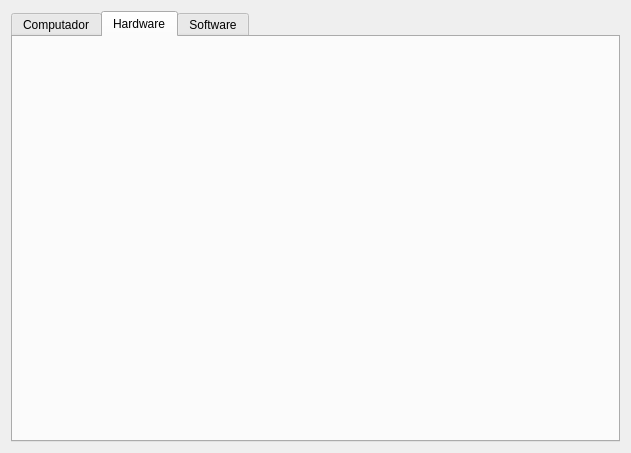
Old version of the form cacic-ui/widget.ui in the repository lightbase/cacic-agente.
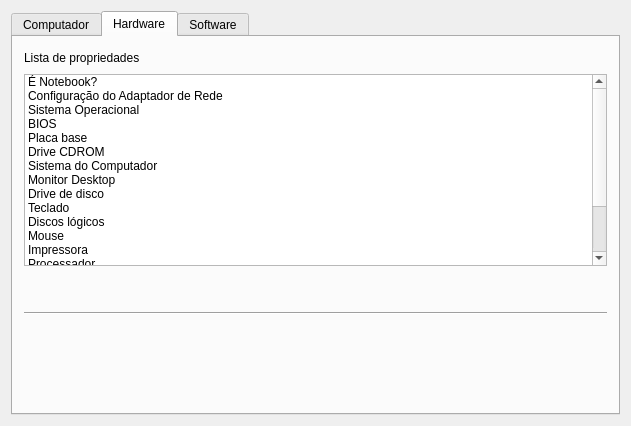
New version of the form. The open tabs and pages were chosen to show the change. Icons and pictures are not drawn.

Commit message: Implementa aba de Hardware no CacicUi.

The edit to the form file:
```diff
--- a/cacic-ui/widget.ui
+++ b/cacic-ui/widget.ui
@@ -7,7 +7,7 @@
     <x>0</x>
     <y>0</y>
     <width>631</width>
-    <height>453</height>
+    <height>426</height>
    </rect>
   </property>
   <property name="windowTitle">
@@ -17,8 +17,8 @@
    <iconset resource="resource.qrc">
     <normaloff>:/icon/cacic-logo.png</normaloff>:/icon/cacic-logo.png</iconset>
   </property>
-  <layout class="QVBoxLayout" name="verticalLayout_3">
-   <item>
+  <layout class="QGridLayout" name="gridLayout">
+   <item row="0" column="0">
     <widget class="QTabWidget" name="tabWidget">
      <property name="sizePolicy">
       <sizepolicy hsizetype="Preferred" vsizetype="Preferred">
@@ -325,6 +325,251 @@
       <attribute name="title">
        <string>Hardware</string>
       </attribute>
+      <layout class="QVBoxLayout" name="verticalLayout_9">
+       <item>
+        <layout class="QVBoxLayout" name="verticalLayout_6">
+         <item>
+          <layout class="QHBoxLayout" name="horizontalLayout_6">
+           <item>
+            <widget class="QLabel" name="labelHardwareProperties">
+             <property name="text">
+              <string>Lista de propriedades</string>
+             </property>
+            </widget>
+           </item>
+           <item>
+            <spacer name="horizontalSpacer_7">
+             <property name="orientation">
+              <enum>Qt::Horizontal</enum>
+             </property>
+             <property name="sizeHint" stdset="0">
+              <size>
+               <width>40</width>
+               <height>20</height>
+              </size>
+             </property>
+            </spacer>
+           </item>
+          </layout>
+         </item>
+         <item>
+          <layout class="QHBoxLayout" name="horizontalLayout_5">
+           <item>
+            <widget class="QListWidget" name="hardwarePropertiesList">
+             <item>
+              <property name="text">
+               <string>É Notebook?</string>
+              </property>
+              <property name="flags">
+               <set>ItemIsSelectable|ItemIsUserCheckable|ItemIsEnabled</set>
+              </property>
+             </item>
+             <item>
+              <property name="text">
+               <string>Configuração do Adaptador de Rede</string>
+              </property>
+              <property name="flags">
+               <set>ItemIsSelectable|ItemIsUserCheckable|ItemIsEnabled</set>
+              </property>
+             </item>
+             <item>
+              <property name="text">
+               <string>Sistema Operacional</string>
+              </property>
+              <property name="flags">
+               <set>ItemIsSelectable|ItemIsUserCheckable|ItemIsEnabled</set>
+              </property>
+             </item>
+             <item>
+              <property name="text">
+               <string>BIOS</string>
+              </property>
+              <property name="flags">
+               <set>ItemIsSelectable|ItemIsUserCheckable|ItemIsEnabled</set>
+              </property>
+             </item>
+             <item>
+              <property name="text">
+               <string>Placa base</string>
+              </property>
+              <property name="flags">
+               <set>ItemIsSelectable|ItemIsUserCheckable|ItemIsEnabled</set>
+              </property>
+             </item>
+             <item>
+              <property name="text">
+               <string>Drive CDROM</string>
+              </property>
+              <property name="flags">
+               <set>ItemIsSelectable|ItemIsUserCheckable|ItemIsEnabled</set>
+              </property>
+             </item>
+             <item>
+              <property name="text">
+               <string>Sistema do Computador</string>
+              </property>
+              <property name="flags">
+               <set>ItemIsSelectable|ItemIsUserCheckable|ItemIsEnabled</set>
+              </property>
+             </item>
+             <item>
+              <property name="text">
+               <string>Monitor Desktop</string>
+              </property>
+              <property name="flags">
+               <set>ItemIsSelectable|ItemIsUserCheckable|ItemIsEnabled</set>
+              </property>
+             </item>
+             <item>
+              <property name="text">
+               <string>Drive de disco</string>
+              </property>
+              <property name="flags">
+               <set>ItemIsSelectable|ItemIsUserCheckable|ItemIsEnabled</set>
+              </property>
+             </item>
+             <item>
+              <property name="text">
+               <string>Teclado</string>
+              </property>
+              <property name="flags">
+               <set>ItemIsSelectable|ItemIsUserCheckable|ItemIsEnabled</set>
+              </property>
+             </item>
+             <item>
+              <property name="text">
+               <string>Discos lógicos</string>
+              </property>
+              <property name="flags">
+               <set>ItemIsSelectable|ItemIsUserCheckable|ItemIsEnabled</set>
+              </property>
+             </item>
+             <item>
+              <property name="text">
+               <string>Mouse</string>
+              </property>
+              <property name="flags">
+               <set>ItemIsSelectable|ItemIsUserCheckable|ItemIsEnabled</set>
+              </property>
+             </item>
+             <item>
+              <property name="text">
+               <string>Impressora</string>
+              </property>
+              <property name="flags">
+               <set>ItemIsSelectable|ItemIsUserCheckable|ItemIsEnabled</set>
+              </property>
+             </item>
+             <item>
+              <property name="text">
+               <string>Processador</string>
+              </property>
+              <property name="flags">
+               <set>ItemIsSelectable|ItemIsUserCheckable|ItemIsEnabled</set>
+              </property>
+             </item>
+             <item>
+              <property name="text">
+               <string>Controladora SCSI</string>
+              </property>
+              <property name="flags">
+               <set>ItemIsSelectable|ItemIsUserCheckable|ItemIsEnabled</set>
+              </property>
+             </item>
+             <item>
+              <property name="text">
+               <string>Gabinete do sistema</string>
+              </property>
+              <property name="flags">
+               <set>ItemIsSelectable|ItemIsUserCheckable|ItemIsEnabled</set>
+              </property>
+             </item>
+             <item>
+              <property name="text">
+               <string>Controladora USB</string>
+              </property>
+              <property name="flags">
+               <set>ItemIsSelectable|ItemIsUserCheckable|ItemIsEnabled</set>
+              </property>
+             </item>
+             <item>
+              <property name="text">
+               <string>Controladora de vídeo</string>
+              </property>
+              <property name="flags">
+               <set>ItemIsSelectable|ItemIsUserCheckable|ItemIsEnabled</set>
+              </property>
+             </item>
+            </widget>
+           </item>
+          </layout>
+         </item>
+         <item>
+          <spacer name="verticalSpacer_3">
+           <property name="orientation">
+            <enum>Qt::Vertical</enum>
+           </property>
+           <property name="sizeHint" stdset="0">
+            <size>
+             <width>20</width>
+             <height>40</height>
+            </size>
+           </property>
+          </spacer>
+         </item>
+        </layout>
+       </item>
+       <item>
+        <layout class="QVBoxLayout" name="verticalLayout_8">
+         <item>
+          <widget class="Line" name="line_3">
+           <property name="orientation">
+            <enum>Qt::Horizontal</enum>
+           </property>
+          </widget>
+         </item>
+         <item>
+          <layout class="QVBoxLayout" name="verticalLayout_7">
+           <item>
+            <spacer name="horizontalSpacer_8">
+             <property name="orientation">
+              <enum>Qt::Horizontal</enum>
+             </property>
+             <property name="sizeHint" stdset="0">
+              <size>
+               <width>588</width>
+               <height>20</height>
+              </size>
+             </property>
+            </spacer>
+           </item>
+           <item>
+            <layout class="QHBoxLayout" name="horizontalLayout_7">
+             <item>
+              <spacer name="verticalSpacer_4">
+               <property name="orientation">
+                <enum>Qt::Vertical</enum>
+               </property>
+               <property name="sizeHint" stdset="0">
+                <size>
+                 <width>20</width>
+                 <height>40</height>
+                </size>
+               </property>
+              </spacer>
+             </item>
+             <item>
+              <widget class="QWidget" name="hardwareInfoWidget" native="true">
+               <zorder>verticalSpacer_4</zorder>
+              </widget>
+             </item>
+            </layout>
+           </item>
+          </layout>
+         </item>
+        </layout>
+       </item>
+      </layout>
      </widget>
      <widget class="QWidget" name="tabSoftware">
       <attribute name="title">
```
Left out of the diff: 2 changed lines with no effect on the pictures. The commit also changes 21 other files.
